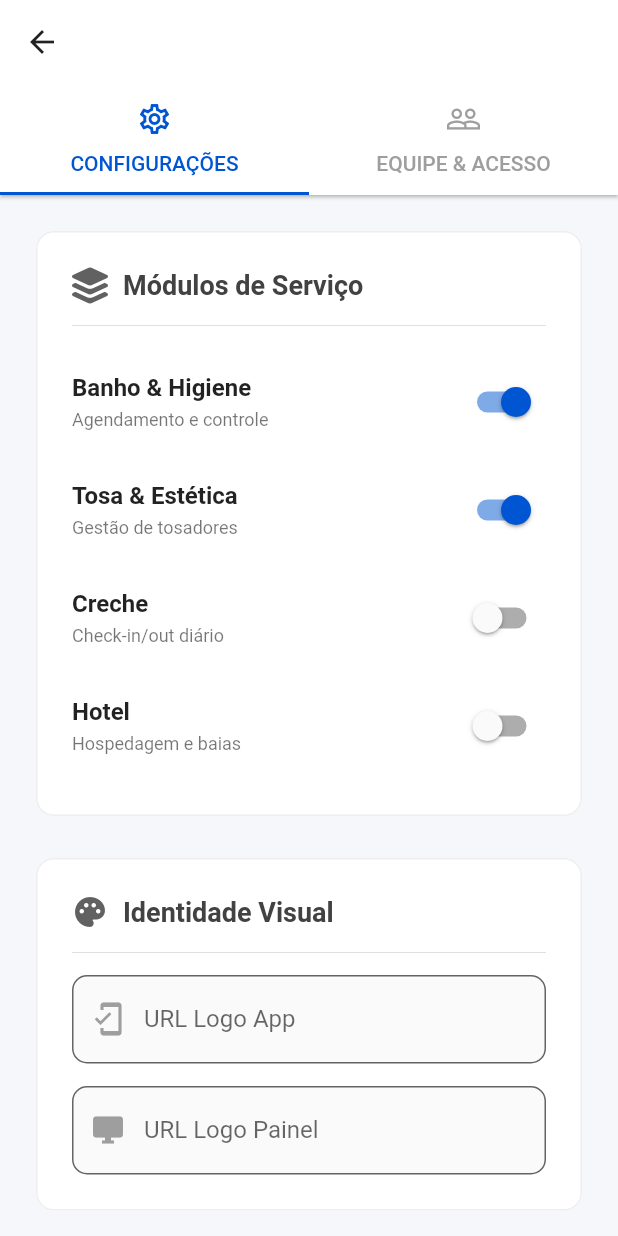
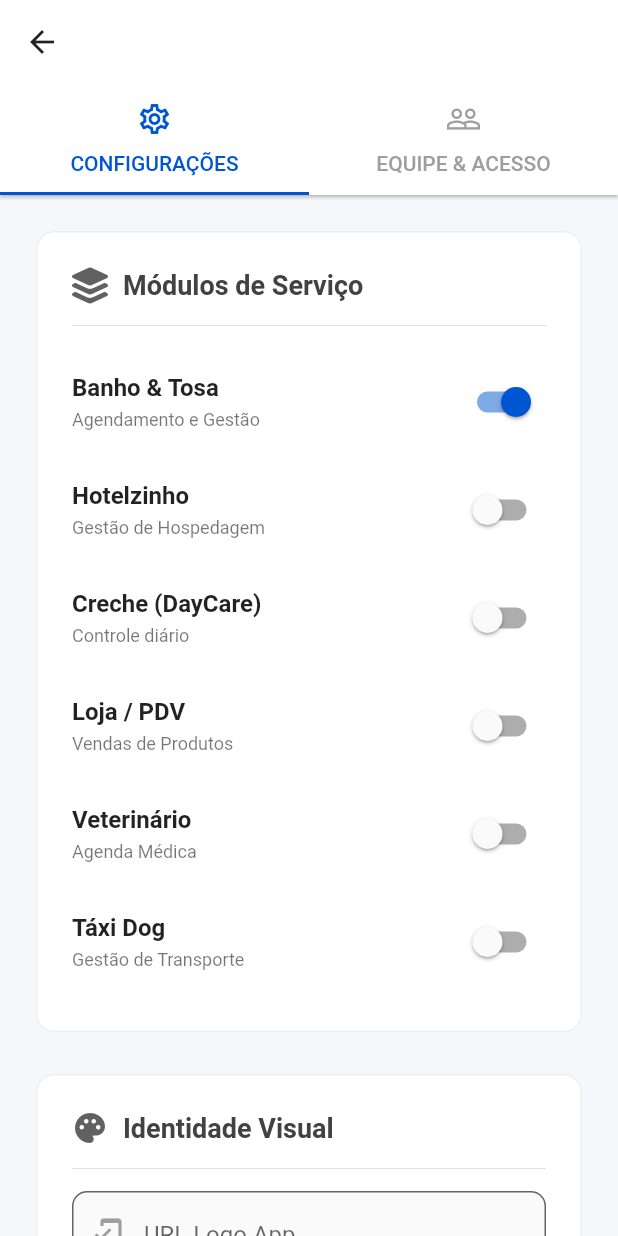
Before and after one commit to darlanv13/agenpets, a Flutter app: the GestaoTenantDetalheView screen opened directly with empty values, on a phone screen of 412 x 824 dp. Run offline on Flutter 3.47's test engine with Material 3 defaults, Android fonts, the phone set to English and light mode, and no system bars; our stand-ins replace cloud_firestore, cloud_functions, firebase_auth, firebase_core, firebase_messaging, firebase_storage and 9 more; missing offline and left inert: cpf_cnpj_validator; accounts and stored records are empty.

Commit message:
feat(admin_tenants): manage service modules in tenant settings
- Moved service module toggles (Banho & Tosa, Hotel, Creche, Loja, Veterinario, Taxi Dog) from `ConfiguracaoAgendaView` (Admin Web) to `GestaoTenantDetalheView` (Admin Tenants).
- Updated `AdminWebScreen` to hide sidebar items based on the tenant's enabled modules.
- Refactored `GestaoTenantDetalheView` to use the unified module flags (`tem_banho_tosa`, etc.) matching the client app.
- Ensured `tem_banho` and `tem_tosa` legacy flags are handled correctly.

Co-authored-by: darlanv13 <31708997+darlanv13@users.noreply.github.com>

```diff
--- a/lib/admin_tenants/views/gestao_tenant_detalhe_view.dart
+++ b/lib/admin_tenants/views/gestao_tenant_detalhe_view.dart
@@ -33,7 +33,14 @@ class _GestaoTenantDetalheViewState extends State<GestaoTenantDetalheView>
   final _logoAppCtrl = TextEditingController();
   final _logoAdminCtrl = TextEditingController();
 
-  bool _temCreche = false, _temHotel = false, _temBanho = true, _temTosa = true;
+  // Módulos (Unified Flags)
+  bool _temBanhoTosa = true;
+  bool _temHotel = false;
+  bool _temCreche = false;
+  bool _temLoja = false;
+  bool _temVeterinario = false;
+  bool _temTaxi = false;
+
   String _gatewayPagamento = 'efipay';
   bool _isLoading = true, _isSaving = false;
 
@@ -60,10 +67,15 @@ class _GestaoTenantDetalheViewState extends State<GestaoTenantDetalheView>
           _mpAccessTokenCtrl.text = data['mercadopago_access_token'] ?? '';
           _logoAppCtrl.text = data['logo_app_url'] ?? '';
           _logoAdminCtrl.text = data['logo_admin_url'] ?? '';
+
+          // Carrega módulos (com fallback para legacy se necessário)
+          _temBanhoTosa = data['tem_banho_tosa'] ?? (data['tem_banho'] ?? true);
+          _temHotel = data['tem_hotel'] ?? false;
           _temCreche = data['tem_creche'] ?? false;
-          _temHotel = data['tem_hotel'] ?? false;
-          _temBanho = data['tem_banho'] ?? true;
-          _temTosa = data['tem_tosa'] ?? true;
+          _temLoja = data['tem_loja'] ?? false;
+          _temVeterinario = data['tem_veterinario'] ?? false;
+          _temTaxi = data['tem_taxi'] ?? false;
+
           _gatewayPagamento = data['gateway_pagamento'] ?? 'efipay';
         });
       }
@@ -85,10 +97,15 @@ class _GestaoTenantDetalheViewState extends State<GestaoTenantDetalheView>
           .set({
             'logo_app_url': _logoAppCtrl.text.trim(),
             'logo_admin_url': _logoAdminCtrl.text.trim(),
+            'tem_banho_tosa': _temBanhoTosa,
+            'tem_hotel': _temHotel,
             'tem_creche': _temCreche,
-            'tem_hotel': _temHotel,
-            'tem_banho': _temBanho,
-            'tem_tosa': _temTosa,
+            'tem_loja': _temLoja,
+            'tem_veterinario': _temVeterinario,
+            'tem_taxi': _temTaxi,
+            // Mantém compatibilidade reversa se necessário, ou removemos fields antigos
+            'tem_banho': _temBanhoTosa,
+            'tem_tosa': _temBanhoTosa,
           }, SetOptions(merge: true));
 
       final functions = FirebaseFunctions.instanceFor(
@@ -276,28 +293,40 @@ class _GestaoTenantDetalheViewState extends State<GestaoTenantDetalheView>
       child: Column(
         children: [
           _buildSwitch(
-            "Banho & Higiene",
-            "Agendamento e controle",
-            _temBanho,
-            (v) => setState(() => _temBanho = v),
+            "Banho & Tosa",
+            "Agendamento e Gestão",
+            _temBanhoTosa,
+            (v) => setState(() => _temBanhoTosa = v),
           ),
           _buildSwitch(
-            "Tosa & Estética",
-            "Gestão de tosadores",
-            _temTosa,
-            (v) => setState(() => _temTosa = v),
+            "Hotelzinho",
+            "Gestão de Hospedagem",
+            _temHotel,
+            (v) => setState(() => _temHotel = v),
           ),
           _buildSwitch(
-            "Creche",
-            "Check-in/out diário",
+            "Creche (DayCare)",
+            "Controle diário",
             _temCreche,
             (v) => setState(() => _temCreche = v),
           ),
           _buildSwitch(
-            "Hotel",
-            "Hospedagem e baias",
-            _temHotel,
-            (v) => setState(() => _temHotel = v),
+            "Loja / PDV",
+            "Vendas de Produtos",
+            _temLoja,
+            (v) => setState(() => _temLoja = v),
+          ),
+          _buildSwitch(
+            "Veterinário",
+            "Agenda Médica",
+            _temVeterinario,
+            (v) => setState(() => _temVeterinario = v),
+          ),
+          _buildSwitch(
+            "Táxi Dog",
+            "Gestão de Transporte",
+            _temTaxi,
+            (v) => setState(() => _temTaxi = v),
           ),
         ],
       ),
```
Also changed, not shown: lib/admin_web/admin_web_screen.dart (+29 -3 lines), lib/admin_web/views/configuracao_agenda_view.dart (+3 -76 lines).
